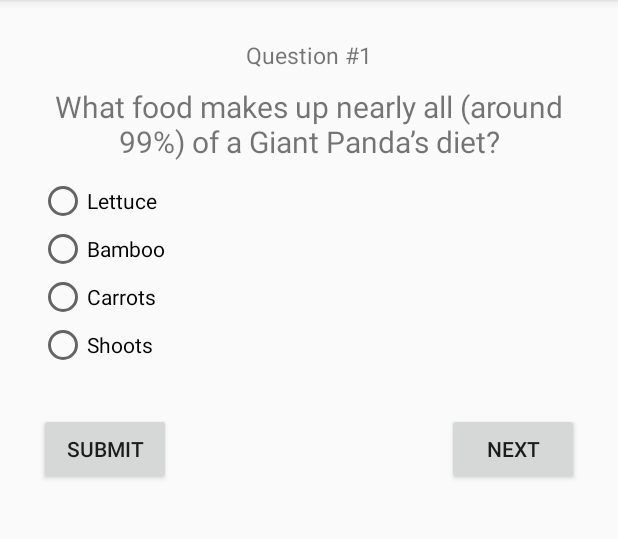
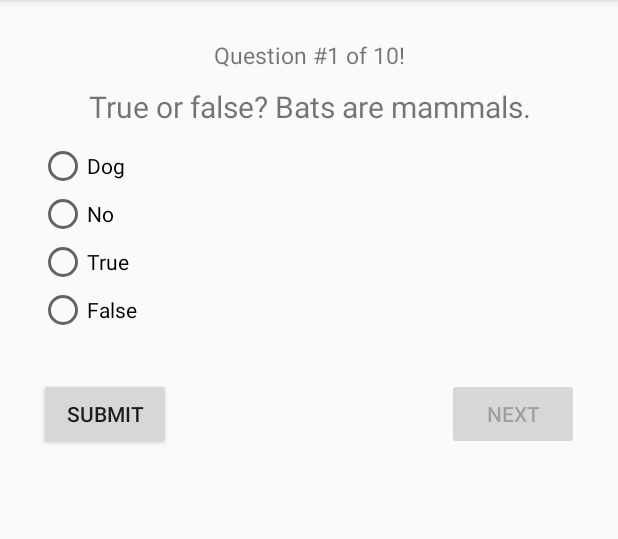
Before and after one commit to MaximBravo/QuizApp, an Android app: the screen it shows after launch (MainActivity), after a tap on "START", on a phone screen of 412 x 824 dp, the part 84-623 px from its top. Run offline under Robolectric (Android 15) with nearby library versions, the phone set to English and light mode, and no system bars.

Commit message:
Fix submit button, Add reset button, Add randomness

```diff
--- a/app/src/main/java/maximbravo/com/quizapp/MainActivity.java
+++ b/app/src/main/java/maximbravo/com/quizapp/MainActivity.java
@@ -13,6 +13,9 @@ import android.widget.Toast;
 
 import org.w3c.dom.Text;
 
+import java.util.ArrayList;
+import java.util.Random;
+
 public class MainActivity extends AppCompatActivity {
 
     @Override
@@ -21,6 +24,7 @@ public class MainActivity extends AppCompatActivity {
         setContentView(R.layout.activity_main);
 
     }
+    private Button reset;
     private String[] entry;
     private TextView questionTextView;
     private RadioButton a1;
@@ -40,6 +44,7 @@ public class MainActivity extends AppCompatActivity {
     private int questionNumber = 1;
     private int score = 0;
     private boolean first = true;
+    private ArrayList<Integer> questionPool = new ArrayList<>();
 
     public void onRadioButtonClicked(View view) {
         // Is the button now checked?
@@ -75,6 +80,7 @@ public class MainActivity extends AppCompatActivity {
     }
 
     public void startApp(View view){
+        reset = (Button) findViewById(R.id.reset_button);
         questionTextView = (TextView) findViewById(R.id.question);
         a1 = (RadioButton) findViewById(R.id.answer_1);
         a2 = (RadioButton) findViewById(R.id.answer_2);
@@ -89,6 +95,7 @@ public class MainActivity extends AppCompatActivity {
         resultsText = (TextView) findViewById(R.id.results);
 
         questionTextView.setVisibility(View.VISIBLE);
+        rg.setVisibility(View.VISIBLE);
         a1.setVisibility(View.VISIBLE);
         a2.setVisibility(View.VISIBLE);
         a3.setVisibility(View.VISIBLE);
@@ -97,20 +104,59 @@ public class MainActivity extends AppCompatActivity {
         submit.setVisibility(View.VISIBLE);
         next.setVisibility(View.VISIBLE);
         start.setVisibility(View.INVISIBLE);
-
-        entry = Questions.getEntry(questionNumber);
+        resultsText.setVisibility(View.VISIBLE);
+        questionPool.add(1);
+        questionPool.add(2);
+        questionPool.add(3);
+        questionPool.add(4);
+        questionPool.add(5);
+        questionPool.add(6);
+        questionPool.add(7);
+        questionPool.add(8);
+        questionPool.add(9);
+        questionPool.add(10);
+        entry = Questions.getEntry(getQuestion());
         questionTextView.setText(entry[0]);
+        questionHeader.setText("Question #1 of 10!");
         a1.setText(entry[1]);
         a2.setText(entry[2]);
         a3.setText(entry[3]);
         a4.setText(entry[4]);
         rightChoice = entry[5];
-        questionNumber++;
+        next.setEnabled(false);
         selected = null;
+
+
+
     }
 
+    public int getQuestion(){
+        if(questionPool.size() > 1) {
+            int random = (int) (Math.random() * questionPool.size() + 1);
+            int ret = questionPool.get(random - 1);
+            questionPool.remove(random - 1);
+            return ret;
+        } else {
+            return questionPool.get(0);
+        }
+
+    }
     public void refresh (View view) {
-        entry = Questions.getEntry(questionNumber);
+        questionNumber++;
+        if(questionNumber == 11) {
+            questionTextView.setVisibility(View.INVISIBLE);
+            questionHeader.setVisibility(View.INVISIBLE);
+            rg.setVisibility(View.INVISIBLE);
+            resultsText.setVisibility(View.INVISIBLE);
+            submit.setVisibility(View.INVISIBLE);
+            next.setVisibility(View.INVISIBLE);
+            start.setVisibility(View.INVISIBLE);
+
+            reset.setVisibility(View.VISIBLE);
+            scoreText.setText("Your final score is " + score + " out of 10!");
+
+        }
+        entry = Questions.getEntry(getQuestion());
         rg.clearCheck();
         a1.setEnabled(true);
         a2.setEnabled(true);
@@ -122,7 +168,7 @@ public class MainActivity extends AppCompatActivity {
         a4.setTextColor(Color.BLACK );
         if(selected != null) {
             submit.setEnabled(true);
-            if (questionNumber < 10) {
+
             next.setEnabled(false);
             questionTextView.setText(entry[0]);
             a1.setText(entry[1]);
@@ -132,19 +178,9 @@ public class MainActivity extends AppCompatActivity {
             questionHeader.setText("Question #" + questionNumber + " of 10!");
             resultsText.setText("");
             rightChoice = entry[5];
-            } else {
-                questionTextView.setVisibility(View.GONE);
-                questionHeader.setVisibility(View.GONE);
-                rg.setVisibility(View.GONE);
-                resultsText.setVisibility(View.GONE);
-                submit.setVisibility(View.GONE);
-                next.setVisibility(View.GONE);
-                start.setVisibility(View.GONE);
-                scoreText.setText("Your final score is " + score + " out of 10!");
 
-            }
 
-            questionNumber++;
+
             first = false;
             selected = null;
         } else {
@@ -152,13 +188,22 @@ public class MainActivity extends AppCompatActivity {
             toast.show();
         }
     }
+    public void reset (View view){
+        reset.setVisibility(View.INVISIBLE);
+        scoreText.setText("");
+
+        start.setVisibility(View.VISIBLE);
+        score = 0;
+        questionNumber = 1;
+    }
 
     public void submit (View view){
+
+        if(selected != null) {
             a1.setEnabled(false);
             a2.setEnabled(false);
             a3.setEnabled(false);
             a4.setEnabled(false);
-        if(selected != null) {
             if (numberChoice.equals(rightChoice)) {
                 resultsText.setText("Correct!");
                 selected.setTextColor(Color.parseColor("#388E3C"));
--- a/app/src/main/java/maximbravo/com/quizapp/Questions.java
+++ b/app/src/main/java/maximbravo/com/quizapp/Questions.java
@@ -43,7 +43,8 @@ public class Questions {
     private static String q8 = "True or false? Bats are mammals.";
     private static String q9 = "Bees are found on every continent of earth except for one, which is it?";
     private static String q10 = "True or false? Cats spend an average of 13 to 14 hours a day sleeping.";
-    private static String[] questions = {q1, q2, q3, q4, q5, q6, q7, q8, q9, q10};
+    private static String q11 = "";
+    private static String[] questions = {q1, q2, q3, q4, q5, q6, q7, q8, q9, q10, q11};
 
     private static String[] a1 = {"Lettuce", "Bamboo", "Carrots", "Shoots", "2"};
     private static String[] a2 = {"True", "False", "Apples", "Oranges", "2"};
@@ -55,6 +56,7 @@ public class Questions {
     private static String[] a8 = {"Dog", "No", "True", "False", "3"};
     private static String[] a9 = {"Antarctica", "Africa", "Arcitc", "South Pole", "1"};
     private static String[] a10 = {"False", "Trash", "Paper", "True", "4"};
+    private static String[] a11 = {"3", "4", "5", "2", "1"};
     private static ArrayList<String[]> answers = new ArrayList<String[]>();
 
     private static boolean addedAnswers = false;
@@ -70,6 +72,7 @@ public class Questions {
         answers.add(a8);
         answers.add(a9);
         answers.add(a10);
+        answers.add(a11);
     }
 
     public static String[] getEntry(int qN){
--- a/app/src/main/res/layout/activity_main.xml
+++ b/app/src/main/res/layout/activity_main.xml
@@ -18,7 +18,7 @@
             android:layout_height="wrap_content"
             android:gravity="center_horizontal"
             android:padding="10dp"
-            android:text="Question #1"
+            android:text="Question #1 of 10"
             android:textSize="15sp"
             android:visibility="invisible" />
 
@@ -123,7 +123,16 @@
             android:layout_height="wrap_content"
             android:layout_centerHorizontal="true"
             android:layout_centerVertical="true"
-
             />
+        <Button
+            android:id="@+id/reset_button"
+            android:text="Reset"
+            android:textAllCaps="true"
+            android:visibility="invisible"
+            android:layout_width="wrap_content"
+            android:layout_height="wrap_content"
+            android:layout_below="@id/score_text"
+            android:onClick="reset"
+            android:layout_centerHorizontal="true"/>
     </RelativeLayout>
 </ScrollView>
```
Lines whose indentation alone changed are shown as unchanged.
